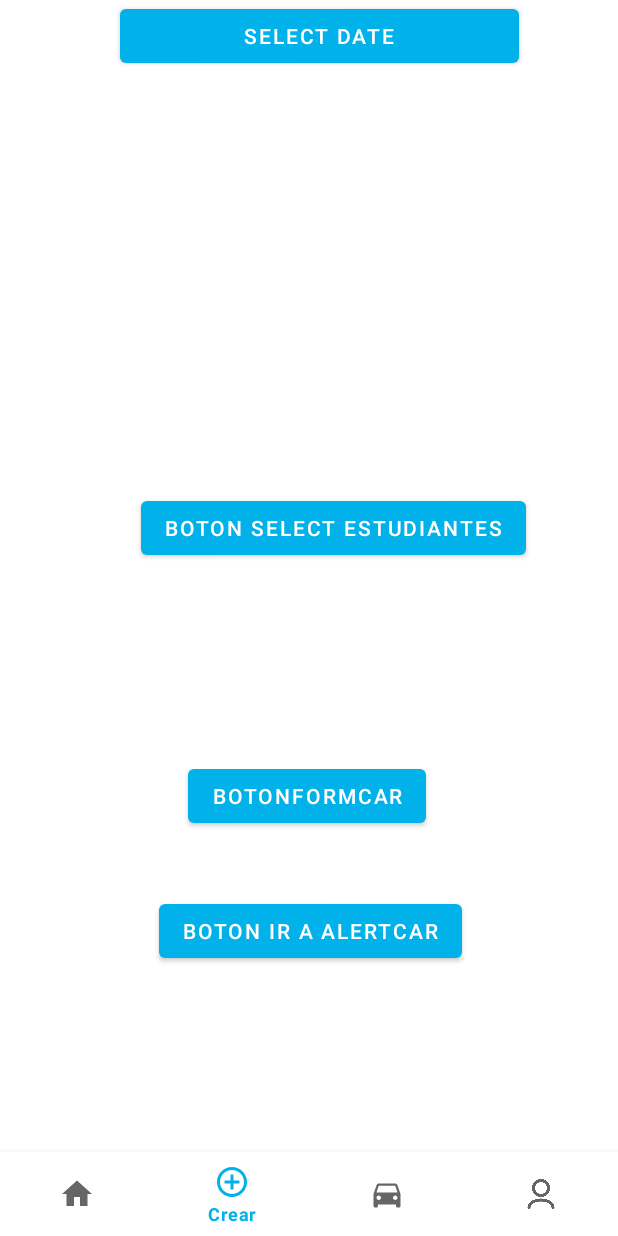
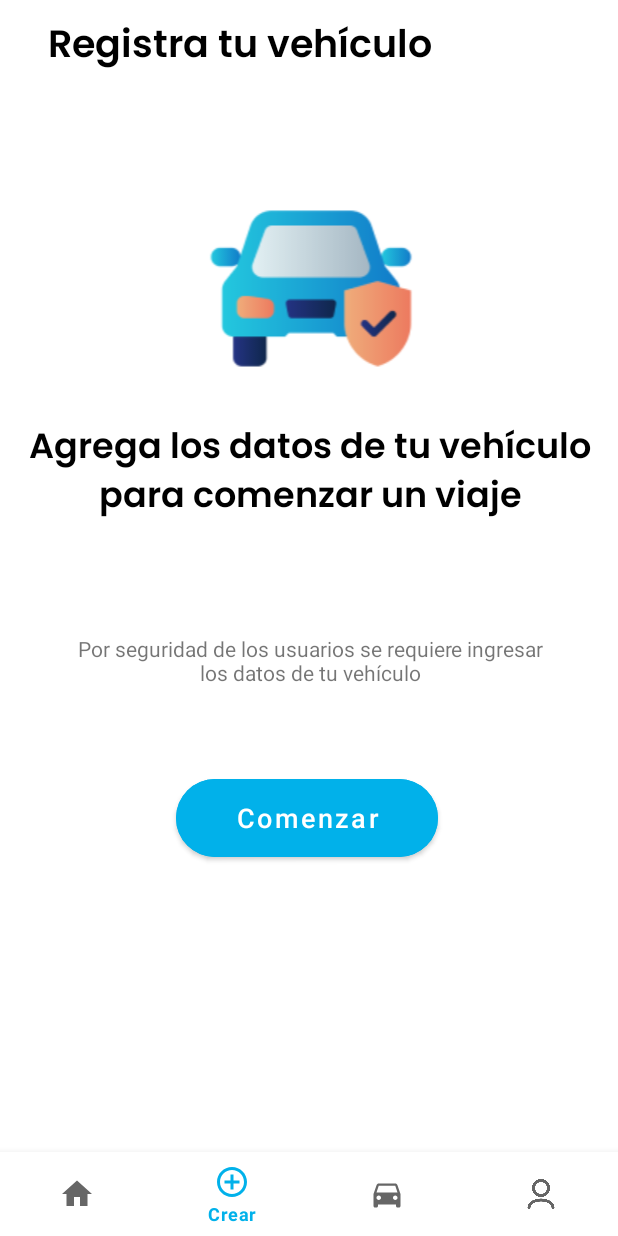
Before and after one commit to AxeLoza21/UniRide, an Android app: the screen it shows after launch once a user with an empty profile is signed in (MainActivityFragment), item 2 of the bottom bar chosen, on a phone screen of 412 x 824 dp. Run offline under Robolectric (Android 15) with nearby library versions, the phone set to English and light mode, and no system bars; our stand-ins replace Firebase (no records; nobody signed in at launch, a user with empty details on screens opened directly); Roboto replaces fonts that are not available here.

Commit message:
Obligar a crear un vehiculo antes de crear un viaje

```diff
--- /dev/null
+++ b/app/src/main/java/com/example/uniride/AlertAddCarFragment.java
@@ -0,0 +1,33 @@
+package com.example.uniride;
+
+import android.content.Intent;
+import android.os.Bundle;
+
+import androidx.fragment.app.Fragment;
+
+import android.view.LayoutInflater;
+import android.view.View;
+import android.view.ViewGroup;
+import android.widget.Button;
+
+public class AlertAddCarFragment extends Fragment {
+
+    View vista;
+    Button formcar;
+    @Override
+    public View onCreateView(LayoutInflater inflater, ViewGroup container,
+                             Bundle savedInstanceState) {
+        // Inflate the layout for this fragment
+        vista = inflater.inflate(R.layout.fragment_alert_add_car, container, false);
+        formcar = (Button)vista.findViewById(R.id.btnComenzar);
+
+        formcar.setOnClickListener(new View.OnClickListener() {
+            @Override
+            public void onClick(View v) {
+                Intent i = new Intent(getActivity(), FormCar.class);
+                startActivity(i);
+            }
+        });
+        return vista;
+    }
+}
--- a/app/src/main/java/com/example/uniride/CreateFragment.java
+++ b/app/src/main/java/com/example/uniride/CreateFragment.java
@@ -3,6 +3,7 @@ package com.example.uniride;
 import android.content.Intent;
 import android.os.Bundle;
 
+import androidx.annotation.NonNull;
 import androidx.fragment.app.Fragment;
 
 import android.view.LayoutInflater;
@@ -10,51 +11,22 @@ import android.view.View;
 import android.view.ViewGroup;
 import android.widget.Button;
 
+import com.google.android.gms.tasks.OnCompleteListener;
+import com.google.android.gms.tasks.Task;
+import com.google.firebase.auth.FirebaseAuth;
+import com.google.firebase.firestore.DocumentReference;
+import com.google.firebase.firestore.DocumentSnapshot;
+import com.google.firebase.firestore.FirebaseFirestore;
+
 
 public class CreateFragment extends Fragment {
 
     View vista;
-    Button formcar, alertCar, selectStudent, timer;
 
     @Override
     public View onCreateView(LayoutInflater inflater, ViewGroup container, Bundle savedInstanceState) {
+        vista = inflater.inflate(R.layout.fragment_create, container, false);
         // Inflate the layout for this fragment
-       vista = inflater.inflate(R.layout.fragment_create, container, false);
-       formcar = (Button)vista.findViewById(R.id.botonformcar);
-       alertCar = (Button)vista.findViewById(R.id.botoncar);
-       selectStudent = (Button)vista.findViewById(R.id.botonselectstudents);
-       timer = (Button)vista.findViewById(R.id.time);
-
-        formcar.setOnClickListener(new View.OnClickListener() {
-            @Override
-            public void onClick(View v) {
-                Intent i = new Intent(getActivity(), FormCar.class);
-                startActivity(i);
-            }
-        });
-        alertCar.setOnClickListener(new View.OnClickListener() {
-            @Override
-            public void onClick(View v) {
-                Intent i = new Intent(getActivity(), AlertAddCar.class);
-                startActivity(i);
-            }
-        });
-        selectStudent.setOnClickListener(new View.OnClickListener() {
-            @Override
-            public void onClick(View v) {
-                Intent i = new Intent(getActivity(), SelectStudents.class);
-                startActivity(i);
-            }
-        });
-        timer.setOnClickListener(new View.OnClickListener() {
-            @Override
-            public void onClick(View v) {
-                Intent i = new Intent(getActivity(), SelectDate.class);
-                startActivity(i);
-            }
-        });
-
-
-       return vista;
+        return vista;
     }
 }
--- a/app/src/main/java/com/example/uniride/MainActivityFragment.java
+++ b/app/src/main/java/com/example/uniride/MainActivityFragment.java
@@ -6,8 +6,16 @@ import androidx.appcompat.app.AppCompatActivity;
 import android.os.Bundle;
 import android.view.MenuItem;
 
+import com.google.android.gms.tasks.OnCompleteListener;
+import com.google.android.gms.tasks.Task;
 import com.google.android.material.bottomnavigation.BottomNavigationView;
 import com.google.android.material.navigation.NavigationBarView;
+import com.google.firebase.auth.FirebaseAuth;
+import com.google.firebase.firestore.CollectionReference;
+import com.google.firebase.firestore.DocumentReference;
+import com.google.firebase.firestore.DocumentSnapshot;
+import com.google.firebase.firestore.FirebaseFirestore;
+import com.google.firebase.firestore.QuerySnapshot;
 
 public class MainActivityFragment extends AppCompatActivity {
     BottomNavigationView bottomNavigationView;
@@ -16,6 +24,8 @@ public class MainActivityFragment extends AppCompatActivity {
     CreateFragment createFragment = new CreateFragment();
     TravelFragment travelFragment = new TravelFragment();
     PerfilFragment perfilFragment = new PerfilFragment();
+    AlertAddCarFragment alertAddCarFragment = new AlertAddCarFragment();
+    boolean hasCar = false;
 
 
     @Override
@@ -23,7 +33,22 @@ public class MainActivityFragment extends AppCompatActivity {
         super.onCreate(savedInstanceState);
         setContentView(R.layout.activity_main_fragment);
         bottomNavigationView = findViewById(R.id.bottom_navigation);
+        // Verificar si el usuario tiene un carro registrado
+        FirebaseFirestore db = FirebaseFirestore.getInstance();
+        String userId = FirebaseAuth.getInstance().getCurrentUser().getUid();
+        CollectionReference carsCollectionRef = db.collection("users").document(userId).collection("cars");
 
+        carsCollectionRef.get().addOnCompleteListener(new OnCompleteListener<QuerySnapshot>() {
+            @Override
+            public void onComplete(@NonNull Task<QuerySnapshot> task) {
+                if (task.isSuccessful()) {
+                    // Verificar si hay documentos en la colección "cars"
+                    if (!task.getResult().isEmpty()) {
+                        hasCar = true;
+                    }
+                }
+            }
+        });
         getSupportFragmentManager().beginTransaction().replace(R.id.container,homeFragment).commit();
 
         bottomNavigationView.setOnItemSelectedListener(new NavigationBarView.OnItemSelectedListener() {
@@ -32,18 +57,25 @@ public class MainActivityFragment extends AppCompatActivity {
                 switch (item.getItemId()){
                     case R.id.home:
                         getSupportFragmentManager().beginTransaction().replace(R.id.container,homeFragment).commit();
-                        return true;
+                        break;
                     case R.id.create:
-                        getSupportFragmentManager().beginTransaction().replace(R.id.container,createFragment).commit();
-                        return true;
+                        if (hasCar) {
+                            // El usuario tiene al menos un carro registrado
+                            // Cargar el fragment "CreateFragment"
+                            getSupportFragmentManager().beginTransaction().replace(R.id.container, createFragment).commit();
+                        } else {
+                            // El usuario no tiene un carro registrado, cargar el fragment "AlertaAddCarFragment"
+                            getSupportFragmentManager().beginTransaction().replace(R.id.container, alertAddCarFragment).commit();
+                        }
+                        break;
                     case R.id.travel:
                         getSupportFragmentManager().beginTransaction().replace(R.id.container,travelFragment).commit();
-                        return true;
+                        break;
                     case R.id.perfil:
                         getSupportFragmentManager().beginTransaction().replace(R.id.container,perfilFragment).commit();
-                        return true;
+                        break;
                 }
-                return false;
+                return true;
             }
         });
     }
--- a/app/src/main/res/layout/activity_form_car.xml
+++ b/app/src/main/res/layout/activity_form_car.xml
@@ -217,6 +217,7 @@
             android:textColor="#000000"
             android:backgroundTint="#01B1EA"
             android:textSize="18dp"
+            android:inputType="number"
             app:layout_constraintEnd_toEndOf="parent"
             app:layout_constraintLeft_toLeftOf="parent"
             app:layout_constraintStart_toStartOf="parent"
--- /dev/null
+++ b/app/src/main/res/layout/fragment_alert_add_car.xml
@@ -0,0 +1,95 @@
+<?xml version="1.0" encoding="utf-8"?>
+<RelativeLayout xmlns:android="http://schemas.android.com/apk/res/android"
+    xmlns:app="http://schemas.android.com/apk/res-auto"
+    xmlns:tools="http://schemas.android.com/tools"
+    android:layout_width="match_parent"
+    android:layout_height="match_parent"
+    tools:context=".AlertAddCarFragment">
+
+
+    <TextView
+        android:id="@+id/txtRegistro"
+        android:layout_width="357dp"
+        android:layout_height="wrap_content"
+        android:layout_alignParentStart="true"
+        android:layout_alignParentTop="true"
+        android:layout_alignParentEnd="true"
+        android:layout_marginStart="32dp"
+        android:layout_marginTop="10dp"
+        android:layout_marginEnd="22dp"
+        android:fontFamily="@font/poppins_semibold"
+        android:text="Registra tu vehículo"
+        android:textColor="@color/black"
+        android:textSize="25dp" />
+
+    <ImageView
+        android:id="@+id/imageView"
+        android:layout_width="wrap_content"
+        android:layout_height="wrap_content"
+        android:layout_below="@+id/txtRegistro"
+        android:layout_alignParentStart="true"
+        android:layout_alignParentEnd="true"
+        android:layout_centerHorizontal="true"
+        android:layout_marginStart="128dp"
+        android:layout_marginTop="60dp"
+        android:layout_marginEnd="125dp"
+        app:srcCompat="@drawable/image_11" />
+
+    <TextView
+        android:id="@+id/txtRegistro2"
+        android:layout_width="wrap_content"
+        android:layout_height="wrap_content"
+        android:layout_below="@+id/imageView"
+        android:layout_alignParentStart="true"
+        android:layout_alignParentEnd="true"
+        android:layout_centerHorizontal="true"
+        android:layout_marginStart="13dp"
+        android:layout_marginTop="8dp"
+        android:layout_marginEnd="11dp"
+        android:layout_marginBottom="292dp"
+        android:fontFamily="@font/poppins_semibold"
+        android:gravity="center"
+        android:text="Agrega los datos de tu vehículo para comenzar un viaje"
+        android:textColor="@color/black"
+        android:textSize="23dp" />
+
+    <TextView
+        android:id="@+id/txtRegistro3"
+        android:layout_width="match_parent"
+        android:layout_height="wrap_content"
+        android:layout_below="@+id/imageView"
+        android:layout_alignParentStart="true"
+        android:layout_alignParentEnd="true"
+        android:layout_centerHorizontal="true"
+        android:layout_marginStart="49dp"
+        android:layout_marginTop="151dp"
+        android:layout_marginEnd="48dp"
+        android:gravity="center"
+        android:text="Por seguridad de los usuarios se requiere ingresar los datos de tu vehículo"
+        app:layout_constraintLeft_toLeftOf="parent"
+        app:layout_constraintStart_toStartOf="parent" />
+
+    <Button
+        android:id="@+id/btnComenzar"
+        android:layout_width="wrap_content"
+        android:layout_height="64dp"
+        android:layout_below="@+id/txtRegistro3"
+        android:layout_alignParentStart="true"
+        android:layout_alignParentEnd="true"
+        android:layout_marginStart="117dp"
+        android:layout_marginTop="55dp"
+        android:layout_marginEnd="120dp"
+        android:backgroundTint="#01B1EA"
+        android:text="Comenzar"
+        android:textAllCaps="false"
+        android:textColor="@color/white"
+        android:textSize="18dp"
+        app:cornerRadius="30dp"
+        app:layout_constraintEnd_toEndOf="parent"
+        app:layout_constraintHorizontal_bias="0.49"
+        app:layout_constraintLeft_toLeftOf="parent"
+        app:layout_constraintStart_toStartOf="parent"
+        app:layout_constraintTop_toBottomOf="@+id/txtRegistro3" />
+
+
+</RelativeLayout>
--- a/app/src/main/res/layout/fragment_create.xml
+++ b/app/src/main/res/layout/fragment_create.xml
@@ -5,44 +5,5 @@
     android:layout_height="match_parent"
     tools:context=".CreateFragment">
 
-    <Button
-        android:id="@+id/botonformcar"
-        android:layout_width="wrap_content"
-        android:layout_height="wrap_content"
-        android:layout_alignParentEnd="true"
-        android:layout_alignParentBottom="true"
-        android:layout_marginEnd="128dp"
-        android:layout_marginBottom="213dp"
-        android:text="botonformcar" />
-
-    <Button
-        android:id="@+id/botoncar"
-        android:layout_width="wrap_content"
-        android:layout_height="wrap_content"
-        android:layout_alignParentEnd="true"
-        android:layout_alignParentBottom="true"
-        android:layout_marginEnd="104dp"
-        android:layout_marginBottom="123dp"
-        android:text="Boton ir a alertCar" />
-
-    <Button
-        android:id="@+id/botonselectstudents"
-        android:layout_width="wrap_content"
-        android:layout_height="wrap_content"
-        android:layout_alignParentEnd="true"
-        android:layout_alignParentBottom="true"
-        android:layout_marginEnd="61dp"
-        android:layout_marginBottom="392dp"
-        android:text="boton select estudiantes" />
-
-    <Button
-        android:id="@+id/time"
-        android:layout_width="266dp"
-        android:layout_height="wrap_content"
-        android:layout_alignParentTop="true"
-        android:layout_alignParentEnd="true"
-        android:layout_marginTop="0dp"
-        android:layout_marginEnd="66dp"
-        android:text="Select date" />
 
 </RelativeLayout>
```
Also changed, not shown: app/src/main/java/com/example/uniride/FormCar.java (+72 -13 lines).
